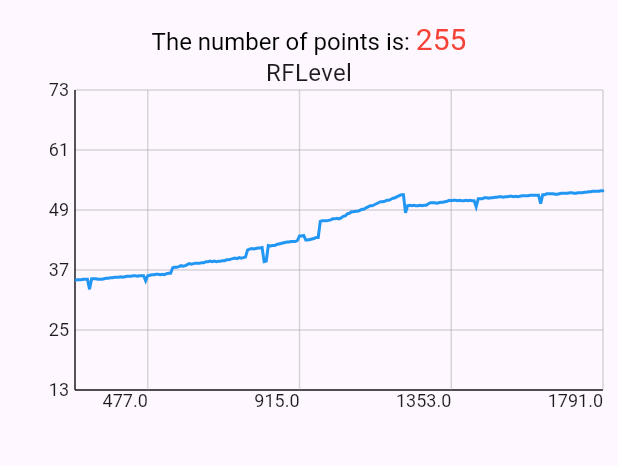
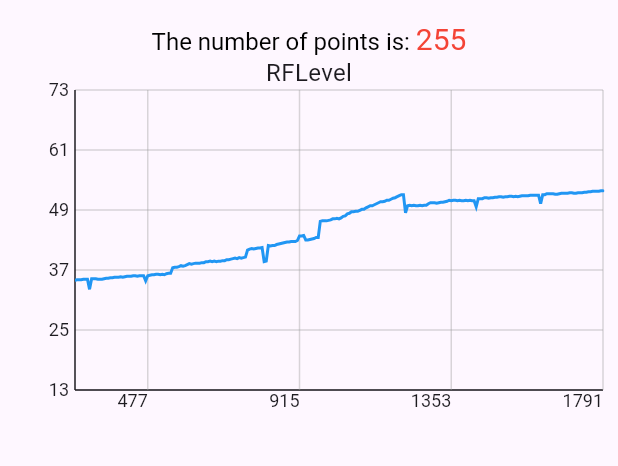
Before and after one commit to henryliang3027/flutter_speed_chart, a Flutter app: the screen it shows after launch, on a phone screen of 412 x 824 dp, the part 63-529 px from its top. Run offline on Flutter 3.47's test engine with Material 3 defaults, Android fonts, the phone set to English and light mode, and no system bars.

Commit message:
fix: :bug: fixed type cast

```diff
--- a/example/lib/my_home_page.dart
+++ b/example/lib/my_home_page.dart
@@ -78,7 +78,7 @@ class _MyHomePageState extends State<MyHomePage> {
     List<ValuePair> dataList = [];
     for (int i = 0; i < data.length; i++) {
       var d = data[i];
-      double freq = double.parse(d['freq'].toString());
+      int freq = int.parse(d['freq'].toString());
       double? level =
           d['level'] == 'null' ? null : double.parse(d['level'].toString());
 
```
Also changed, not shown: example/pubspec.lock (added).
